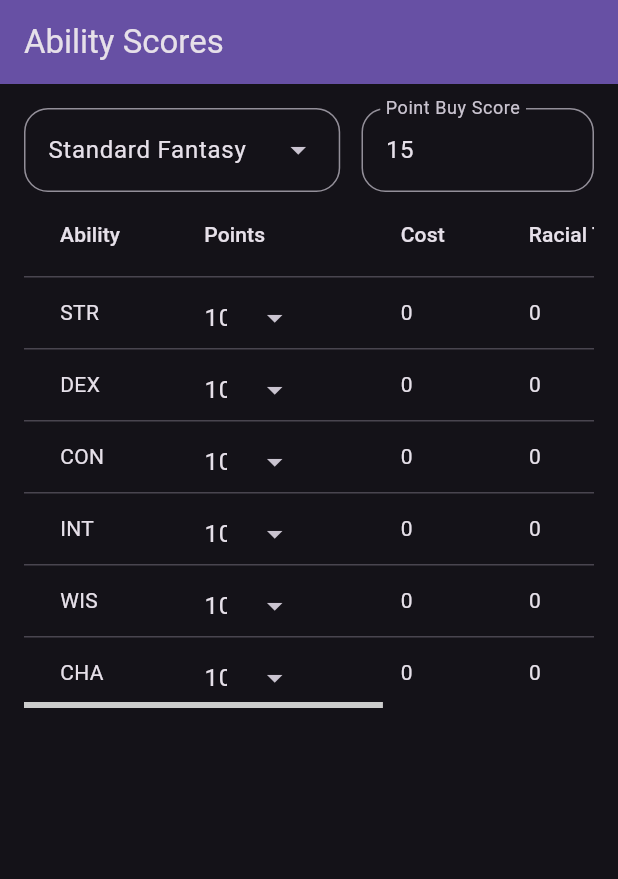
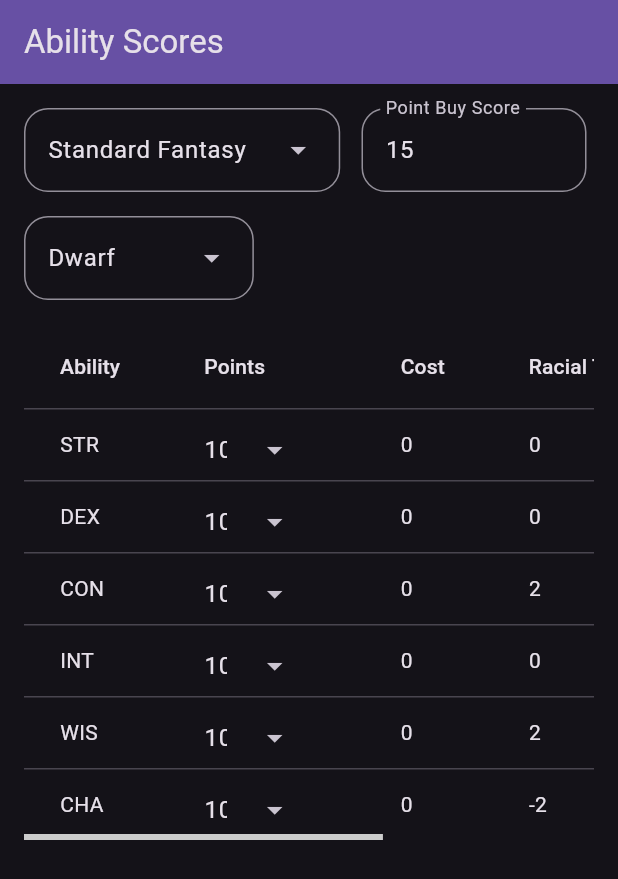
Before and after one commit to Zaela24/ability_score_calculator, a Flutter app: the screen it shows after launch, on a phone screen of 412 x 824 dp. Shown: the top 879 px of the screen. Run offline on Flutter 3.47's test engine with Material 3 defaults, Android fonts, the phone set to English and light mode, and no system bars.

Commit message:
Add races dropdown, partially complete table maths

```diff
--- /dev/null
+++ b/lib/data/races.dart
@@ -0,0 +1,72 @@
+import 'package:ability_score_calculator/models/race.dart';
+
+List<Race> races = [
+  Race(name: 'Dwarf', abilityScoreMods: {
+    'STR': 0,
+    'DEX': 0,
+    'CON': 2,
+    'INT': 0,
+    'WIS': 2,
+    'CHA': -2,
+  }),
+  Race(name: 'Elf', abilityScoreMods: {
+    'STR': 0,
+    'DEX': 2,
+    'CON': -2,
+    'INT': 2,
+    'WIS': 0,
+    'CHA': 0,
+  }),
+  Race(name: 'Gnome', abilityScoreMods: {
+    'STR': -2,
+    'DEX': 0,
+    'CON': 2,
+    'INT': 0,
+    'WIS': 0,
+    'CHA': 2,
+  }),
+  Race(
+    name: 'Half-Elf',
+    abilityScoreMods: {
+      // +2 to any
+      'STR': 0,
+      'DEX': 0,
+      'CON': 0,
+      'INT': 0,
+      'WIS': 0,
+      'CHA': 0,
+    },
+  ),
+  Race(
+    name: 'Half-Orc',
+    abilityScoreMods: {
+      // +2 to any
+      'STR': 0,
+      'DEX': 0,
+      'CON': 0,
+      'INT': 0,
+      'WIS': 0,
+      'CHA': 0,
+    },
+  ),
+  Race(name: 'Halfling', abilityScoreMods: {
+    'STR': -2,
+    'DEX': 2,
+    'CON': 0,
+    'INT': 0,
+    'WIS': 0,
+    'CHA': 2,
+  }),
+  Race(
+    name: 'Human',
+    abilityScoreMods: {
+      // +2 to any
+      'STR': 0,
+      'DEX': 0,
+      'CON': 0,
+      'INT': 0,
+      'WIS': 0,
+      'CHA': 0,
+    },
+  ),
+];
--- a/lib/main.dart
+++ b/lib/main.dart
@@ -14,7 +14,7 @@ class MyApp extends StatelessWidget {
     return MaterialApp(
       title: 'Point Buy Calculator',
       theme: ThemeData.dark(),
-      home: const AbilityScoreScreen(),
+      home: const PathfinderPointBuyScreen(),
     );
   }
 }
--- /dev/null
+++ b/lib/models/race.dart
@@ -0,0 +1,6 @@
+class Race {
+  Race({required this.name, required this.abilityScoreMods});
+
+  final String name;
+  final Map<String, int> abilityScoreMods;
+}
--- a/lib/widgets/ability_score.dart
+++ b/lib/widgets/ability_score.dart
@@ -1,17 +1,20 @@
+import 'package:ability_score_calculator/data/races.dart';
 import 'package:ability_score_calculator/models/campaign_type.dart';
 import 'package:ability_score_calculator/models/score_costs.dart';
 import 'package:flutter/material.dart';
 
-class AbilityScoreScreen extends StatefulWidget {
-  const AbilityScoreScreen({super.key});
+class PathfinderPointBuyScreen extends StatefulWidget {
+  const PathfinderPointBuyScreen({super.key});
 
   @override
-  State<StatefulWidget> createState() => _AbilityScoreScreenState();
+  State<PathfinderPointBuyScreen> createState() =>
+      _PathfinderPointBuyScreenState();
 }
 
-class _AbilityScoreScreenState extends State<AbilityScoreScreen> {
+class _PathfinderPointBuyScreenState extends State<PathfinderPointBuyScreen> {
   final TextEditingController otherScoreController = TextEditingController();
-  int? selectedScore = 15; // set default score to 'standard'
+  int? selectedScore = 15; // set default score to 'Standard Fantasy'
+  String? selectedRace = 'Dwarf';
   final double scoreDropdownWidth = 75;
   final Map<String, int> abilityCosts = {
     'STR': 0,
@@ -35,7 +38,8 @@ class _AbilityScoreScreenState extends State<AbilityScoreScreen> {
         child: Column(
           crossAxisAlignment: CrossAxisAlignment.start,
           children: [
-            Row(
+            Wrap(
+              runSpacing: 16,
               children: [
                 SizedBox(
                   width: 225,
@@ -69,7 +73,8 @@ class _AbilityScoreScreenState extends State<AbilityScoreScreen> {
                     },
                   ),
                 ),
-                Expanded(
+                SizedBox(
+                  width: 150,
                   child: TextField(
                     controller: otherScoreController,
                     keyboardType: TextInputType.number,
@@ -89,9 +94,33 @@ class _AbilityScoreScreenState extends State<AbilityScoreScreen> {
                       }
                     },
                   ),
-                )
+                ),
+                if (MediaQuery.of(context).size.width > 500)
+                  const SizedBox(
+                    width: 16,
+                  ),
+                DropdownMenu(
+                  dropdownMenuEntries: [
+                    for (final race in races)
+                      DropdownMenuEntry(value: race.name, label: race.name)
+                  ],
+                  initialSelection: selectedRace,
+                  onSelected: (race) {
+                    setState(() {
+                      selectedRace = race;
+                    });
+                  },
+                  inputDecorationTheme: const InputDecorationTheme(
+                    border: OutlineInputBorder(
+                      borderRadius: BorderRadius.all(
+                        Radius.circular(16),
+                      ),
+                    ),
+                  ),
+                ),
               ],
             ),
+            const SizedBox(height: 16),
             Scrollbar(
               thumbVisibility: true,
               child: SingleChildScrollView(
@@ -127,8 +156,19 @@ class _AbilityScoreScreenState extends State<AbilityScoreScreen> {
                         ),
                       )),
                       DataCell(Text(abilityCost.value.toString())),
-                      const DataCell(Text('0')),
-                      DataCell.empty,
+                      DataCell(Text(races
+                          .firstWhere((race) => race.name == selectedRace)
+                          .abilityScoreMods[abilityCost.key]
+                          .toString())),
+                      DataCell(Text((pathfinder1eScoreCosts.keys.firstWhere(
+                                  (key) =>
+                                      pathfinder1eScoreCosts[key] ==
+                                      abilityCosts[abilityCost.key]) +
+                              races
+                                  .firstWhere(
+                                      (race) => race.name == selectedRace)
+                                  .abilityScoreMods[abilityCost.key]!)
+                          .toString())),
                       DataCell.empty
                     ]),
                 ]),
```
